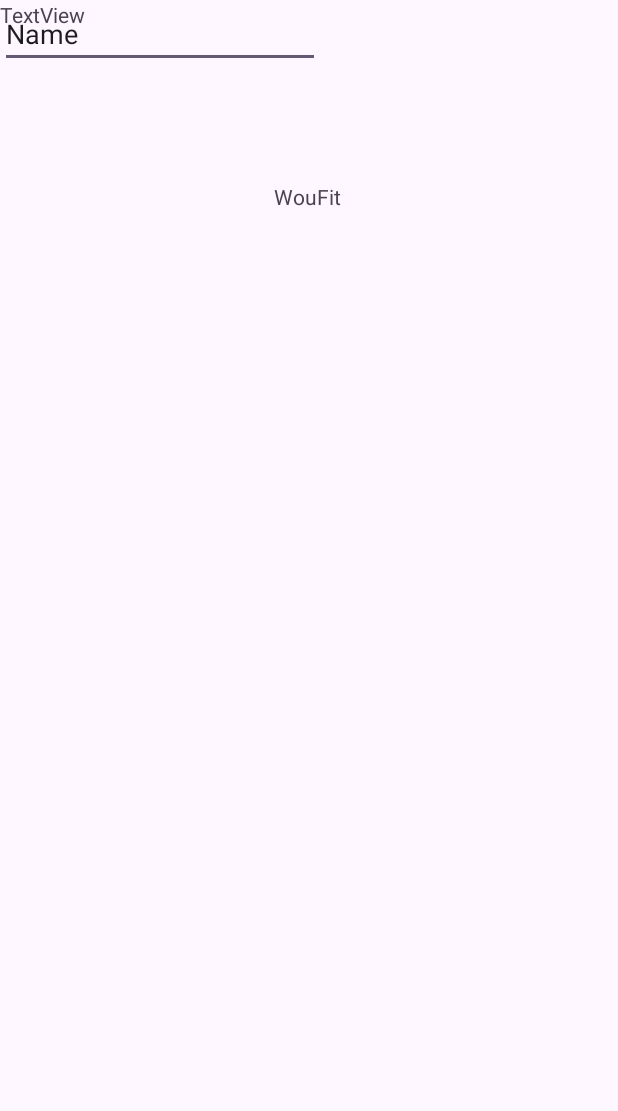
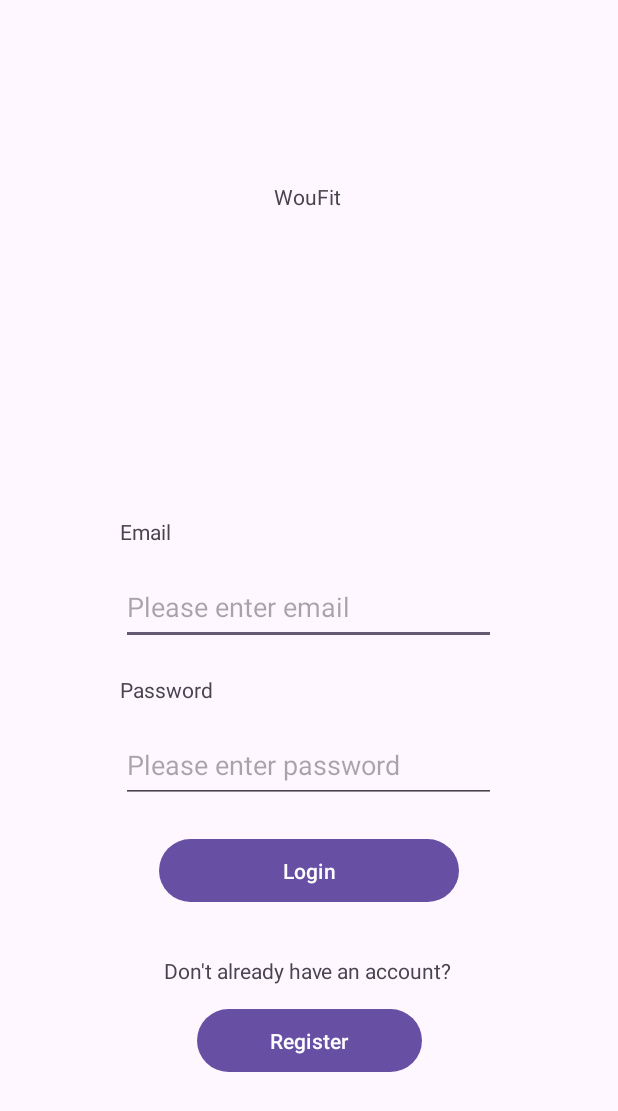
Before and after one commit to EricWou/WouFit, an Android app: the screen it shows after launch (MainActivity), on a phone screen of 412 x 824 dp. Before the commit the part shown is almost empty. Shown: the top 1111 px of the screen. Run offline under Robolectric (Android 15) with nearby library versions, the phone set to English and light mode, and no system bars.

Commit message:
finished skeleton of activity_main

```diff
--- a/app/src/main/res/layout/activity_main.xml
+++ b/app/src/main/res/layout/activity_main.xml
@@ -21,21 +21,84 @@
         app:layout_constraintVertical_bias="0.151" />
 
     <EditText
-        android:id="@+id/editTextText"
+        android:id="@+id/email_input_edit_text"
+        android:layout_width="250dp"
+        android:layout_height="50dp"
+        android:layout_marginTop="16dp"
+        android:ems="10"
+        android:hint="Please enter email"
+        android:inputType="text"
+        android:text="@string/email_input_edit_text"
+        app:layout_constraintEnd_toEndOf="parent"
+        app:layout_constraintHorizontal_bias="0.497"
+        app:layout_constraintStart_toStartOf="parent"
+        app:layout_constraintTop_toBottomOf="@+id/email_title_text_view" />
+
+    <TextView
+        android:id="@+id/email_title_text_view"
         android:layout_width="wrap_content"
         android:layout_height="wrap_content"
-        android:ems="10"
-        android:inputType="text"
-        android:text="Name"
-        tools:layout_editor_absoluteX="103dp"
-        tools:layout_editor_absoluteY="389dp" />
+        android:layout_marginTop="204dp"
+        android:text="@string/email_title_text_view"
+        app:layout_constraintEnd_toEndOf="parent"
+        app:layout_constraintHorizontal_bias="0.212"
+        app:layout_constraintStart_toStartOf="parent"
+        app:layout_constraintTop_toBottomOf="@+id/app_title_text_view" />
 
     <TextView
-        android:id="@+id/textView2"
+        android:id="@+id/password_title_text_view"
         android:layout_width="wrap_content"
         android:layout_height="wrap_content"
-        android:text="TextView"
-        tools:layout_editor_absoluteX="103dp"
-        tools:layout_editor_absoluteY="360dp" />
+        android:layout_marginTop="20dp"
+        android:text="@string/password_title_text_view"
+        app:layout_constraintEnd_toEndOf="parent"
+        app:layout_constraintHorizontal_bias="0.229"
+        app:layout_constraintStart_toStartOf="parent"
+        app:layout_constraintTop_toBottomOf="@+id/email_input_edit_text" />
+
+    <EditText
+        android:id="@+id/password_input_edit_text"
+        android:layout_width="250dp"
+        android:layout_height="50dp"
+        android:layout_marginTop="16dp"
+        android:ems="10"
+        android:hint="Please enter password"
+        android:inputType="textPassword"
+        android:text="@string/email_input_edit_text"
+        app:layout_constraintEnd_toEndOf="parent"
+        app:layout_constraintHorizontal_bias="0.497"
+        app:layout_constraintStart_toStartOf="parent"
+        app:layout_constraintTop_toBottomOf="@+id/password_title_text_view" />
+
+    <Button
+        android:id="@+id/login_button"
+        android:layout_width="200dp"
+        android:layout_height="50dp"
+        android:layout_marginTop="20dp"
+        android:text="@string/login_button"
+        app:layout_constraintEnd_toEndOf="parent"
+        app:layout_constraintStart_toStartOf="parent"
+        app:layout_constraintTop_toBottomOf="@+id/password_input_edit_text" />
+
+    <TextView
+        android:id="@+id/register_title_text_view"
+        android:layout_width="wrap_content"
+        android:layout_height="wrap_content"
+        android:layout_marginTop="32dp"
+        android:text="@string/register_title_text_view"
+        app:layout_constraintEnd_toEndOf="parent"
+        app:layout_constraintHorizontal_bias="0.498"
+        app:layout_constraintStart_toStartOf="parent"
+        app:layout_constraintTop_toBottomOf="@+id/login_button" />
+
+    <Button
+        android:id="@+id/register_button"
+        android:layout_width="150dp"
+        android:layout_height="50dp"
+        android:layout_marginTop="12dp"
+        android:text="@string/register_button"
+        app:layout_constraintEnd_toEndOf="parent"
+        app:layout_constraintStart_toStartOf="parent"
+        app:layout_constraintTop_toBottomOf="@+id/register_title_text_view" />
 
 </androidx.constraintlayout.widget.ConstraintLayout>
--- a/app/src/main/res/values/strings.xml
+++ b/app/src/main/res/values/strings.xml
@@ -1,4 +1,11 @@
 <resources>
+    <!-- Strings for activity_main -->
     <string name="app_name">WouFit</string>
+    <!--
     <string name="app_title_text_view">WouFit</string>
+    <string name="email_title_text_view">Email</string>
+    <string name="email_input_text_view"> </string>
+    <string name="password_title_text_view">Password</string>
+    <string name="password_input_text_view"> </string>
+    -->
 </resources>
--- /dev/null
+++ b/app/src/main/res/values/strings_main.xml
@@ -0,0 +1,11 @@
+<?xml version="1.0" encoding="utf-8"?>
+<resources>
+    <string name="app_title_text_view">WouFit</string>
+    <string name="email_title_text_view">Email</string>
+    <string name="email_input_edit_text"> </string>
+    <string name="password_title_text_view">Password</string>
+    <string name="password_input_edit_text"> </string>
+    <string name="login_button">Login</string>
+    <string name="register_title_text_view">Don\'t already have an account?</string>
+    <string name="register_button">Register</string>
+</resources>
```
